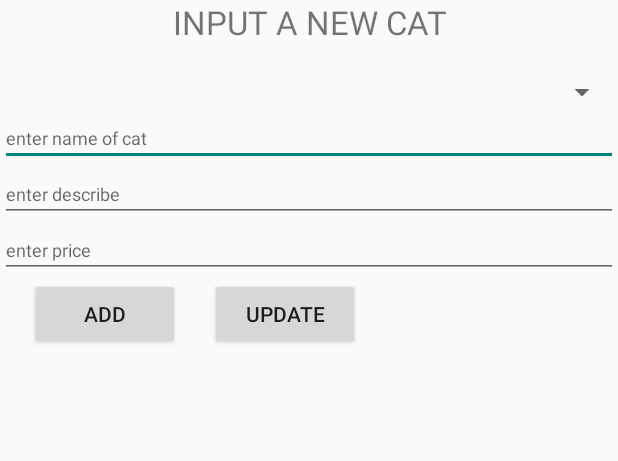
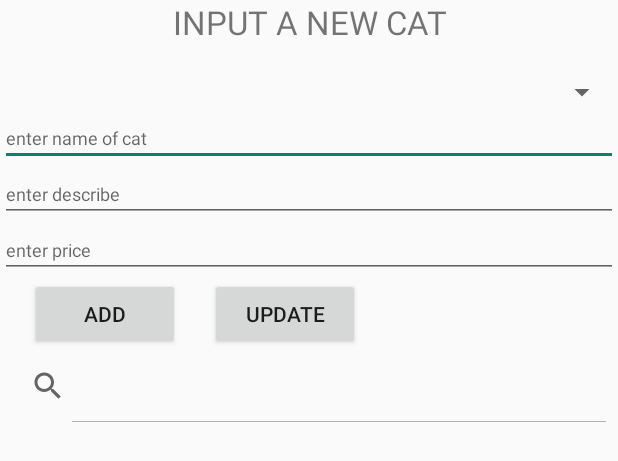
Before and after one commit to PhucP/BT_Android, an Android app: the layout activity_main.xml on its own in the app's theme, with its tools: preview values and no code run, on a phone screen of 412 x 824 dp. Shown: the top 461 px of the screen. Run offline under Robolectric (Android 15) with nearby library versions, the phone set to English and light mode, and no system bars.

Commit message:
add dialog and search bar

```diff
--- a/EX/EX1/app/src/main/res/layout/activity_main.xml
+++ b/EX/EX1/app/src/main/res/layout/activity_main.xml
@@ -58,8 +58,14 @@
             android:layout_marginLeft="20dp"
             android:layout_height="wrap_content"/>
     </LinearLayout>
+    <androidx.appcompat.widget.SearchView
+        android:layout_width="match_parent"
+        android:layout_height="wrap_content"
+        android:id="@+id/search"
+        android:queryHint="Search view"
+        app:iconifiedByDefault="false" />
     <androidx.recyclerview.widget.RecyclerView
         android:id="@+id/recycleView"
         android:layout_width="match_parent"
-        android:layout_height="wrap_content"/>
+        android:layout_height="wrap_content" />
 </LinearLayout>
```
Also changed, not shown: EX/EX1/app/src/main/java/com/example/ex1/MainActivity.java (+35 -2 lines), EX/EX1/app/src/main/java/com/example/ex1/model/CatAdapter.java (+38 -2 lines), EX/EX1/app/src/main/res/drawable/remove.png (added).
